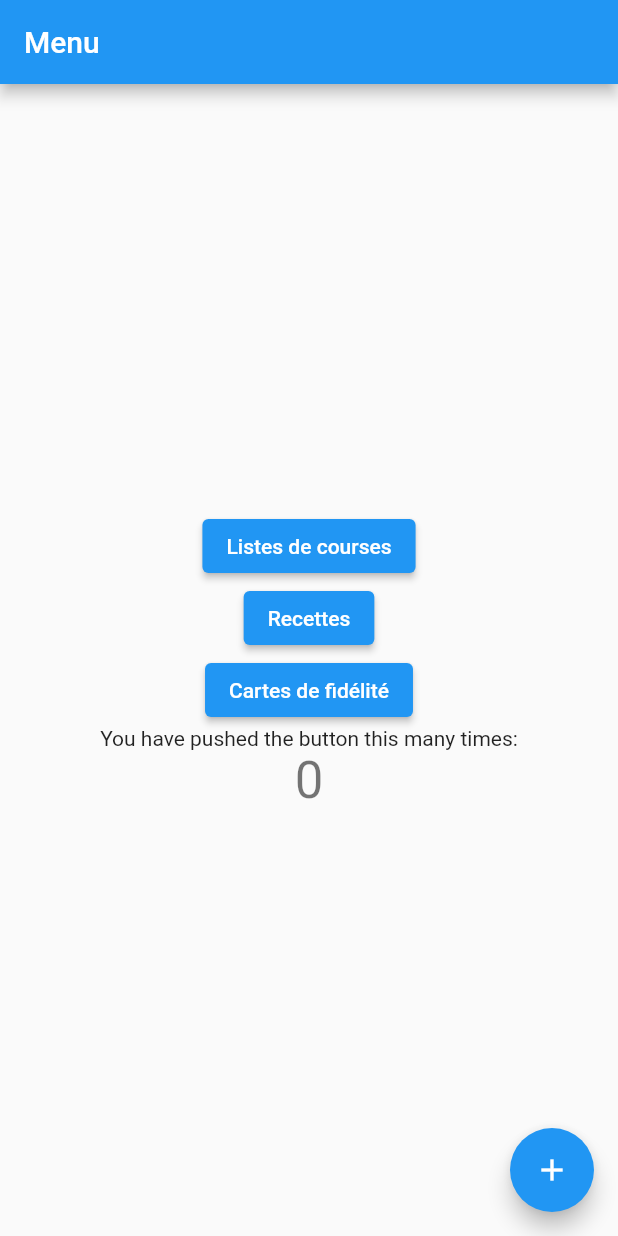
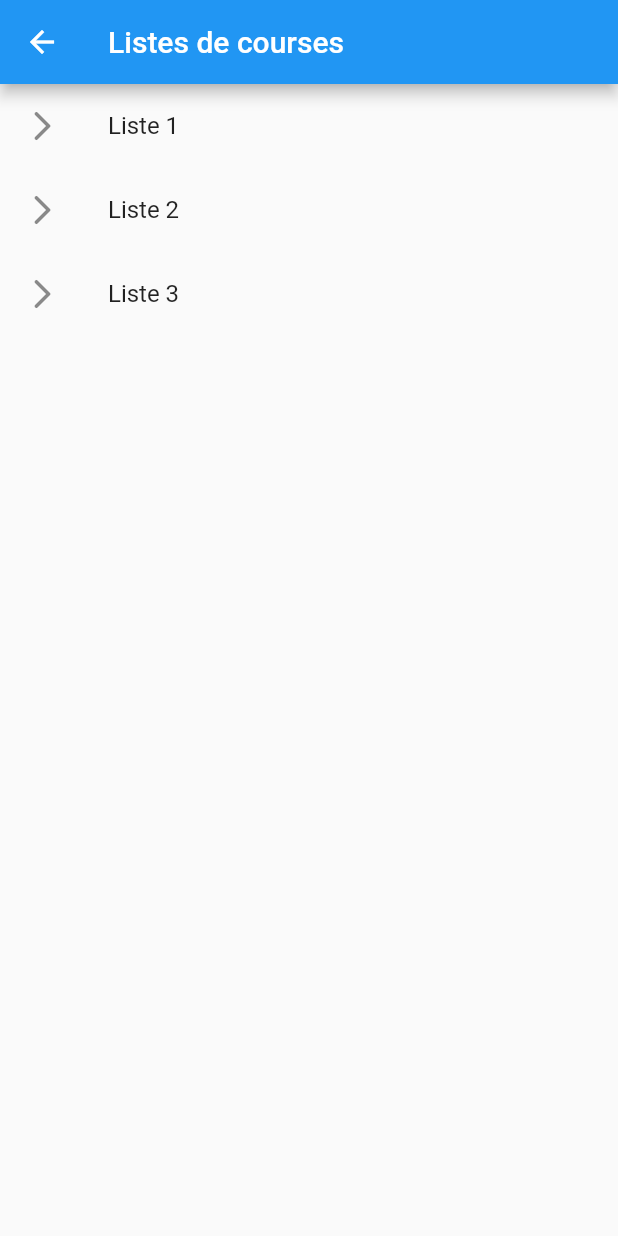
Before and after one commit to sergeibux/list2courses, a Flutter app: the screen it shows after launch, after a tap on "Listes de courses", on a phone screen of 412 x 824 dp. Run offline on Flutter 3.47's test engine with Material 2 defaults, Android fonts, the phone set to English and light mode, and no system bars.

Commit message:
button to lists

```diff
--- a/list2courses/lib/main.dart
+++ b/list2courses/lib/main.dart
@@ -31,16 +31,6 @@ class MyHomePage extends StatefulWidget {
 }
 
 class _MyHomePageState extends State<MyHomePage> {
-  int _counter = 0;
-
-  void _incrementCounter() {
-    setState(() {
-      // This call to setState tells the Flutter framework that something has
-      // changed in this State.
-      _counter++;
-    });
-  }
-
   @override
   Widget build(BuildContext context) {
     // This method is rerun every time setState is called.
@@ -54,16 +44,10 @@ class _MyHomePageState extends State<MyHomePage> {
           children: <Widget>[
             ElevatedButton(
               onPressed: () {
-                // // Validate returns true if the form is valid, or false otherwise.
-                // if (valueToCheck == valueToCheck.split('').reversed.join()) {
-                //   // If the form is valid, display a snackbar. In the real world,
-                //   // you'd often call a server or save the information in a database.
-                //   ScaffoldMessenger.of(context)
-                //       .showSnackBar(SnackBar(content: Text("C'est oui")));
-                // }else{
-                //   ScaffoldMessenger.of(context)
-                //       .showSnackBar(SnackBar(content: Text("C'est non")));
-                // }
+                Navigator.push(
+                  context,
+                  MaterialPageRoute(builder: (context) => ShoppingLists()),
+                );
               },
               child: Text('Listes de courses'),
             ),
@@ -97,21 +81,43 @@ class _MyHomePageState extends State<MyHomePage> {
               },
               child: Text('Cartes de fidélité'),
             ),
-            Text(
-              'You have pushed the button this many times:',
-            ),
-            Text(
-              '$_counter',
-              style: Theme.of(context).textTheme.headline4,
-            ),
           ],
         ),
       ),
       floatingActionButton: FloatingActionButton(
-        onPressed: _incrementCounter,
+        // onPressed: _incrementCounter,
         tooltip: 'Increment',
         child: Icon(Icons.add),
       ), // This trailing comma makes auto-formatting nicer for build methods.
     );
   }
+
 }
+
+
+class ShoppingLists extends StatelessWidget {
+  @override
+  Widget build(BuildContext context) {
+    return Scaffold(
+      appBar: AppBar(
+        title: Text("Listes de courses"),
+      ),
+      body: ListView(
+        children: <Widget>[
+          ListTile(
+            leading: Icon(Icons.arrow_forward_ios_rounded),
+            title: Text('Liste 1'),
+          ),
+          ListTile(
+            leading: Icon(Icons.arrow_forward_ios_rounded),
+            title: Text('Liste 2'),
+          ),
+          ListTile(
+            leading: Icon(Icons.arrow_forward_ios_rounded),
+            title: Text('Liste 3'),
+          ),
+        ],
+      ),
+    );
+  }
+}
```
